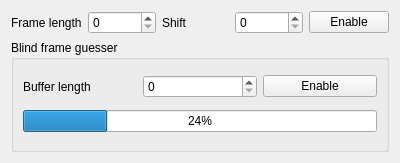
Qt form ui/FACFrameSyncUI.ui (BatchDrake/SigDigger) before a commit.
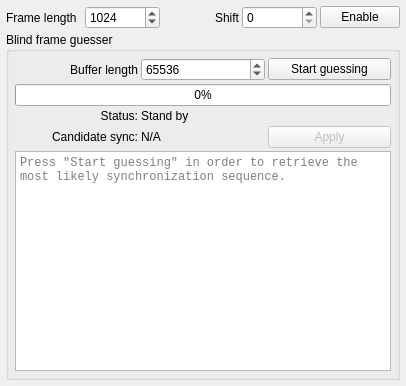
The same form after that commit.

Patch:
```diff
--- a/ui/FACFrameSyncUI.ui
+++ b/ui/FACFrameSyncUI.ui
@@ -6,14 +6,35 @@
    <rect>
     <x>0</x>
     <y>0</y>
-    <width>400</width>
-    <height>163</height>
+    <width>406</width>
+    <height>386</height>
    </rect>
   </property>
+  <property name="sizePolicy">
+   <sizepolicy hsizetype="Preferred" vsizetype="Preferred">
+    <horstretch>0</horstretch>
+    <verstretch>0</verstretch>
+   </sizepolicy>
+  </property>
   <property name="windowTitle">
    <string>Form</string>
   </property>
   <layout class="QGridLayout" name="gridLayout_2">
+   <property name="leftMargin">
+    <number>6</number>
+   </property>
+   <property name="topMargin">
+    <number>6</number>
+   </property>
+   <property name="rightMargin">
+    <number>6</number>
+   </property>
+   <property name="bottomMargin">
+    <number>6</number>
+   </property>
+   <property name="spacing">
+    <number>3</number>
+   </property>
    <item row="0" column="0">
     <widget class="QLabel" name="label">
      <property name="text">
@@ -22,23 +43,43 @@
     </widget>
    </item>
    <item row="0" column="1">
-    <widget class="QSpinBox" name="spinBox"/>
+    <widget class="QSpinBox" name="lengthSpin">
+     <property name="minimum">
+      <number>1</number>
+     </property>
+     <property name="maximum">
+      <number>2000000000</number>
+     </property>
+     <property name="value">
+      <number>1024</number>
+     </property>
+    </widget>
    </item>
    <item row="0" column="2">
     <widget class="QLabel" name="label_2">
      <property name="text">
       <string>Shift</string>
      </property>
+     <property name="alignment">
+      <set>Qt::AlignRight|Qt::AlignTrailing|Qt::AlignVCenter</set>
+     </property>
     </widget>
    </item>
    <item row="0" column="3">
-    <widget class="QSpinBox" name="spinBox_2"/>
+    <widget class="QSpinBox" name="shiftSpin">
+     <property name="maximum">
+      <number>2000000000</number>
+     </property>
+    </widget>
    </item>
    <item row="0" column="4">
     <widget class="QPushButton" name="pushButton">
      <property name="text">
       <string>Enable</string>
      </property>
+     <property name="checkable">
+      <bool>true</bool>
+     </property>
     </widget>
    </item>
    <item row="1" column="0" colspan="5">
@@ -47,27 +88,109 @@
       <string>Blind frame guesser</string>
      </property>
      <layout class="QGridLayout" name="gridLayout">
+      <property name="leftMargin">
+       <number>6</number>
+      </property>
+      <property name="topMargin">
+       <number>6</number>
+      </property>
+      <property name="rightMargin">
+       <number>6</number>
+      </property>
+      <property name="bottomMargin">
+       <number>6</number>
+      </property>
+      <property name="spacing">
+       <number>3</number>
+      </property>
+      <item row="4" column="1">
+       <widget class="QLabel" name="candidateSyncLabel">
+        <property name="text">
+         <string>N/A</string>
+        </property>
+       </widget>
+      </item>
       <item row="0" column="0">
        <widget class="QLabel" name="label_3">
         <property name="text">
          <string>Buffer length</string>
         </property>
+        <property name="alignment">
+         <set>Qt::AlignRight|Qt::AlignTrailing|Qt::AlignVCenter</set>
+        </property>
        </widget>
       </item>
       <item row="0" column="1">
-       <widget class="QSpinBox" name="spinBox_3"/>
+       <widget class="QSpinBox" name="bufferSpin">
+        <property name="maximum">
+         <number>2000000000</number>
+        </property>
+        <property name="value">
+         <number>65536</number>
+        </property>
+       </widget>
       </item>
       <item row="0" column="2">
        <widget class="QPushButton" name="pushButton_2">
         <property name="text">
-         <string>Enable</string>
+         <string>Start guessing</string>
+        </property>
+        <property name="checkable">
+         <bool>true</bool>
         </property>
        </widget>
       </item>
-      <item row="1" column="0" colspan="3">
+      <item row="2" column="0" colspan="3">
        <widget class="QProgressBar" name="progressBar">
         <property name="value">
-         <number>24</number>
+         <number>0</number>
+        </property>
+       </widget>
+      </item>
+      <item row="3" column="0">
+       <widget class="QLabel" name="label_4">
+        <property name="text">
+         <string>Status:</string>
+        </property>
+        <property name="alignment">
+         <set>Qt::AlignRight|Qt::AlignTrailing|Qt::AlignVCenter</set>
+        </property>
+       </widget>
+      </item>
+      <item row="4" column="2">
+       <widget class="QPushButton" name="applyButton">
+        <property name="enabled">
+         <bool>false</bool>
+        </property>
+        <property name="text">
+         <string>Apply</string>
+        </property>
+       </widget>
+      </item>
+      <item row="5" column="0" colspan="3">
+       <widget class="QPlainTextEdit" name="candidateSyncText">
+        <property name="styleSheet">
+         <string notr="true">font-family: Monospace;</string>
+        </property>
+        <property name="placeholderText">
+         <string>Press &quot;Start guessing&quot; in order to retrieve the most likely synchronization sequence.</string>
+        </property>
+       </widget>
+      </item>
+      <item row="4" column="0">
+       <widget class="QLabel" name="label_6">
+        <property name="text">
+         <string>Candidate sync:</string>
+        </property>
+        <property name="alignment">
+         <set>Qt::AlignRight|Qt::AlignTrailing|Qt::AlignVCenter</set>
+        </property>
+       </widget>
+      </item>
+      <item row="3" column="1" colspan="2">
+       <widget class="QLabel" name="statusLabel">
+        <property name="text">
+         <string>Stand by</string>
         </property>
        </widget>
       </item>
```
Left out of the diff: 4 changed lines with no effect on the pictures.
